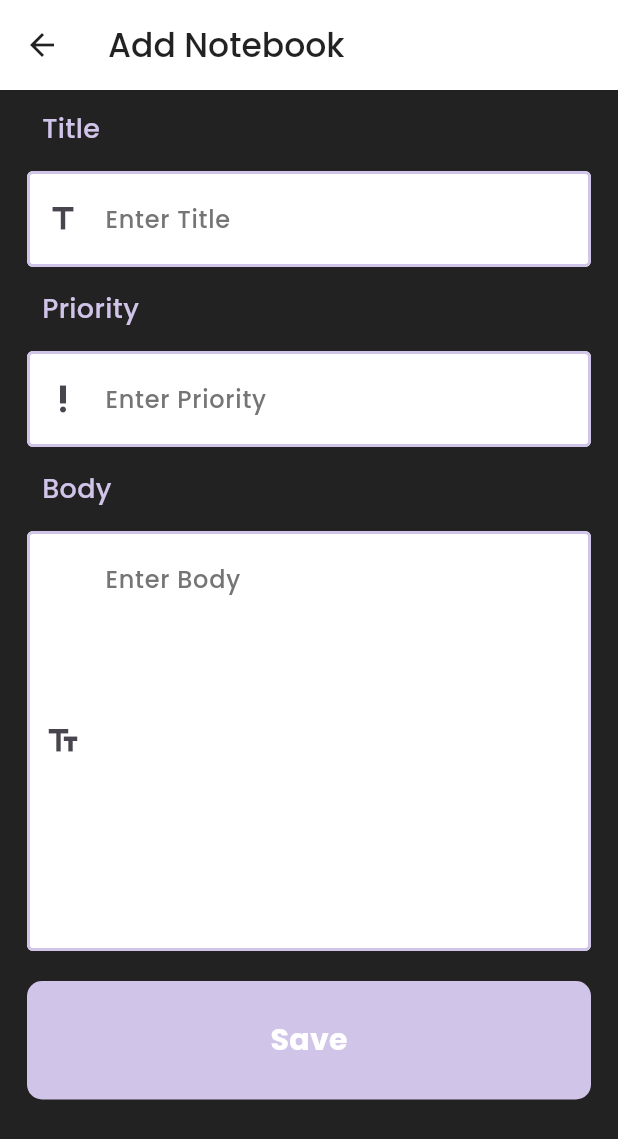
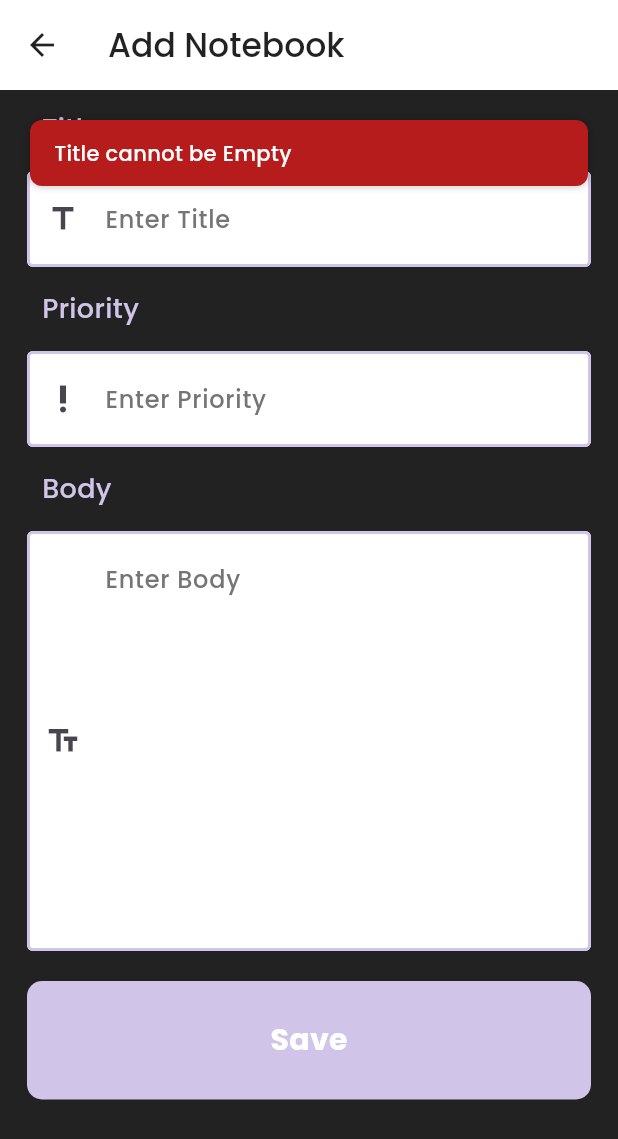
Before and after one commit to Ketan-coder/Timely_Mobile_App, a Flutter app: the AddNotebookPage screen opened directly, after a tap on "Save", on a phone screen of 412 x 824 dp. Shown: the top 1139 px of the screen. Run offline on Flutter 3.47's test engine with Material 3 defaults, Android fonts, the phone set to English and light mode, and no system bars; our stand-ins replace flutter_dotenv, flutter_html, shared_preferences; accounts and stored records are empty.

Commit message:
ADDED add notebook logic with some bug fixes

```diff
--- a/lib/components/bottom_nav_bar.dart
+++ b/lib/components/bottom_nav_bar.dart
@@ -1,7 +1,7 @@
 import 'package:flutter/material.dart';
 import 'package:timely/screens/add_notebook.dart';
 import 'package:timely/screens/profile_page.dart';
-import 'package:timely/screens/todo_page.dart';
+//import 'package:timely/screens/todo_page.dart';
 import '../screens/home_page.dart';
 
 class BottomNavBar extends StatefulWidget {
--- a/lib/screens/add_notebook.dart
+++ b/lib/screens/add_notebook.dart
@@ -1,4 +1,10 @@
+import 'dart:convert';
+
 import 'package:flutter/material.dart';
+import 'package:http/http.dart' as http;
+import 'package:timely/auth/auth_service.dart' as auth_service;
+import 'package:timely/components/bottom_nav_bar.dart';
+import 'package:timely/components/custom_snack_bar.dart';
 import 'package:timely/components/labels.dart';
 import 'package:timely/components/text_field.dart';
 
@@ -17,6 +23,58 @@ class _AddNotebookPageState extends State<AddNotebookPage> {
   final TextEditingController _body = TextEditingController();
 
   // Todo-Add Notebook Logic with api calling
+  Future<void> _addNotebook() async {
+
+    if(_title.text.isEmpty){
+      showAnimatedSnackBar(context, "Title cannot be Empty", isError: true,isTop: true);
+      return;
+    } else if(_priority.text.isEmpty){
+      showAnimatedSnackBar(context, "Priority cannot be Empty", isError: true,isTop: true);
+      return;
+    } else if (_priority.text.isNotEmpty && int.tryParse(_priority.text) == null) {
+      showAnimatedSnackBar(context, "Priority must be a number", isError: true, isTop: true);
+      return;
+    } else if (_body.text.isEmpty){
+      showAnimatedSnackBar(context, "Body cannot be Empty", isError: true,isTop: true);
+      return;
+    }
+
+    final token = await auth_service.AuthService.getToken();
+
+    final url = Uri.parse(
+        'https://timely.pythonanywhere.com/api/v1/notebooks/');
+    final response = await http.post(
+      url,
+      headers: {
+        'Authorization': 'Token $token',
+      },
+      body: {
+        'title': _title.text,
+        'priority': _priority.text,
+        'body': _body.text
+      }
+    );
+
+    print("Raw API Response: ${response.body}"); // Debugging
+
+    if (response.statusCode == 201) {
+      try {
+        final Map<String, dynamic> jsonResponse = jsonDecode(response.body);
+
+        print(jsonResponse);
+        showAnimatedSnackBar(context, "Notebook Added Successfully", isSuccess: true,isTop: true);
+        Navigator.push(context,MaterialPageRoute(builder: (context) => BottomNavBar(currentIndex: 0),),);
+      } catch (e) {
+        print("Error parsing response: $e");
+        showAnimatedSnackBar(context, "Something Went Wrong!", isError: true,isTop: true);
+      }
+    } else {
+      print("Failed to fetch notebooks: ${response.body}");
+      showAnimatedSnackBar(context, "Something Went Wrong!", isError: true,isTop: true);
+    }
+  }
+
+
 
   @override
   Widget build(BuildContext context) {
@@ -74,7 +132,7 @@ class _AddNotebookPageState extends State<AddNotebookPage> {
                 height: 20,
                 maxlines: 10,
               ),
-              MyButton(onPressed: () {}, text: "Save"),
+              MyButton(onPressed: () => _addNotebook(), text: "Save"),
             ],
           ),
         ),
--- a/lib/screens/login_screen.dart
+++ b/lib/screens/login_screen.dart
@@ -96,6 +96,7 @@ class _LoginPageState extends State<LoginPage> {
   }
 
   Future<void> _fetchNotebooks(String token) async {
+
     final url = Uri.parse(
         'https://timely.pythonanywhere.com/api/v1/notebooks/');
     final response = await http.get(
```
Also changed, not shown: 1 other file.
